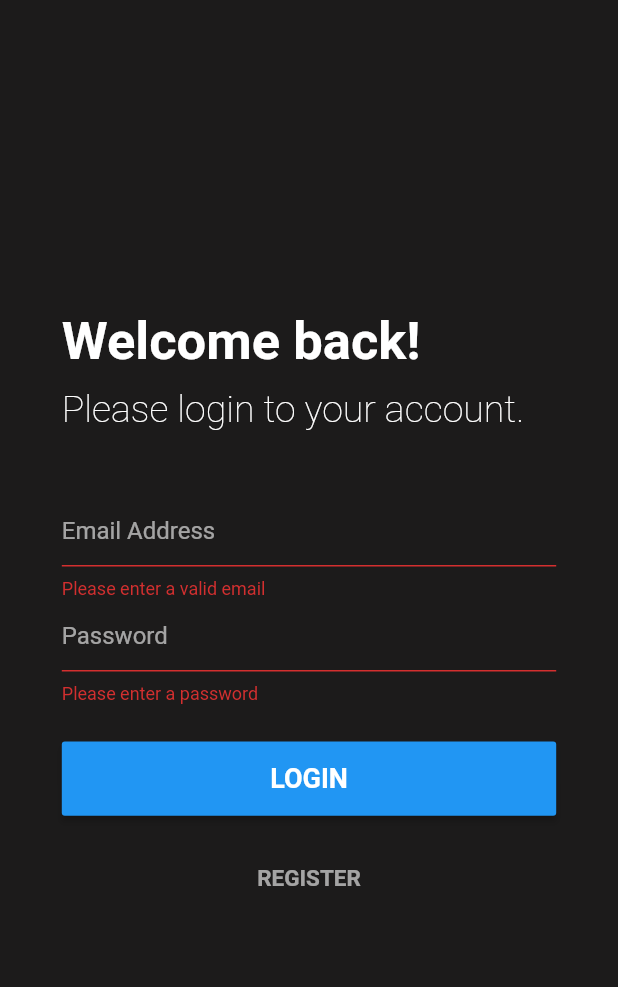
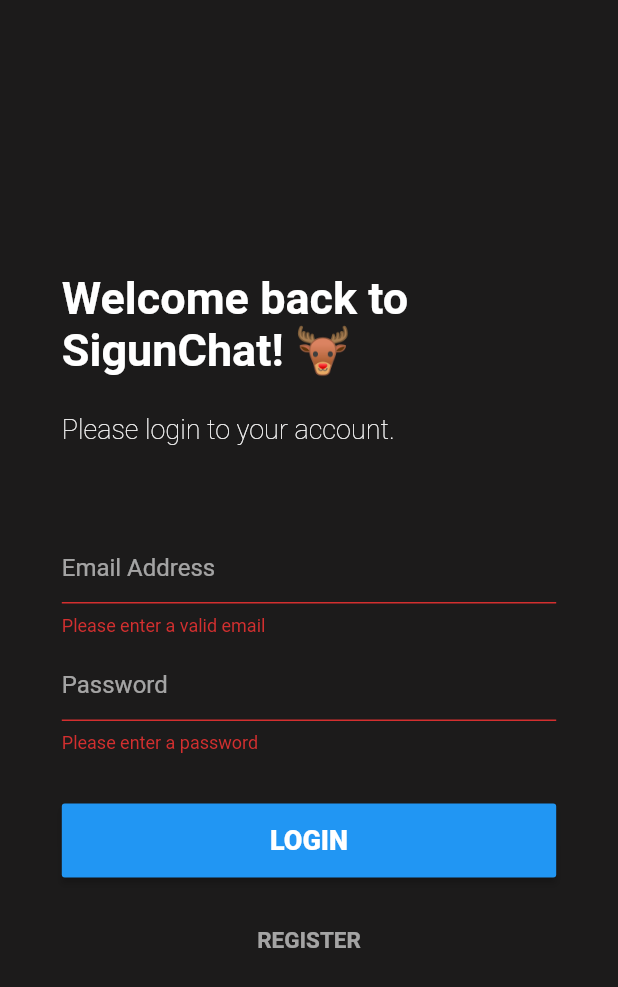
Before and after one commit to alpkarademir/sigunchatapp, a Flutter app: the screen it shows after launch, after a tap on "LOGIN", on a phone screen of 412 x 824 dp. Shown: the top 987 px of the screen. Run offline on Flutter 3.47's test engine with Material 2 defaults, Android fonts, the phone set to English and light mode, and no system bars; our stand-ins replace cloud_firestore, firebase_analytics, firebase_auth, firebase_storage, flutter_spinkit, image_picker and 1 more; accounts and stored records are empty.

```diff
--- a/lib/main.dart
+++ b/lib/main.dart
@@ -1,9 +1,12 @@
+import 'package:firebase_auth/firebase_auth.dart';
 import 'package:flutter/material.dart';
 import 'package:firebase_analytics/firebase_analytics.dart';
+import 'package:provider/provider.dart';
 import 'package:sigunchat/pages/home_page.dart';
 
 import 'pages/login_page.dart';
 import 'pages/registration_page.dart';
+import 'pages/welcome_page.dart';
 
 import './services/navigation_service.dart';
 
@@ -15,7 +18,7 @@ class MyApp extends StatelessWidget {
   @override
   Widget build(BuildContext context) {
     return MaterialApp(
-      title: 'Sigun Chat',
+      title: 'SigunChat',
       navigatorKey: NavigationService.instance.navigatorKey,
       theme: ThemeData(
         brightness: Brightness.dark,
@@ -23,11 +26,12 @@ class MyApp extends StatelessWidget {
         accentColor: Color.fromRGBO(42, 117, 188, 1),
         backgroundColor: Color.fromRGBO(28, 27, 27, 1),
       ),
-      initialRoute: "login",
+      initialRoute: "welcome",
       routes: {
         "login": (BuildContext _context) => LoginPage(),
         "register": (BuildContext _context) => RegistrationPage(),
         "home": (BuildContext _context) => HomePage(),
+        "welcome": (BuildContext _context) => WelcomePage(),
       },
     );
   }
--- a/lib/models/conversation.dart
+++ b/lib/models/conversation.dart
@@ -11,6 +11,7 @@ class ConversationSnippet {
   final MessageType type;
   final int unseenCount;
   final Timestamp timestamp;
+  final String showLastMessage;
 
   ConversationSnippet(
       {this.conversationID,
@@ -20,7 +21,8 @@ class ConversationSnippet {
       this.timestamp,
       this.name,
       this.image,
-      this.type});
+      this.type,
+      this.showLastMessage,});
 
   factory ConversationSnippet.fromFirestore(DocumentSnapshot _snapshot) {
     var _data = _snapshot.data;
@@ -38,7 +40,7 @@ class ConversationSnippet {
     return ConversationSnippet(
       id: _snapshot.documentID,
       conversationID: _data["conversationID"],
-      lastMessage: _data["lastMessage"] != null ? _data["lastMessage"] : "",
+      lastMessage: _data["lastMessage"].length >= 15 ? _data["lastMessage"].substring(0,15)+"..." : _data["lastMessage"],
       unseenCount: _data["unseenCount"],
       timestamp: _data["timestamp"] != null ? _data["timestamp"] : null,
       name: _data["name"],
--- a/lib/pages/login_page.dart
+++ b/lib/pages/login_page.dart
@@ -51,7 +51,7 @@ class _LoginPageState extends State<LoginPage> {
         SnackBarService.instance.buildContext = _context;
         _auth = Provider.of<AuthProvider>(_context);
         return Container(
-          height: _deviceHeight * 0.60,
+          height: _deviceHeight * 0.70,
           padding: EdgeInsets.symmetric(horizontal: _deviceWidth * 0.10),
           alignment: Alignment.center,
           child: Column(
@@ -72,19 +72,19 @@ class _LoginPageState extends State<LoginPage> {
 
   Widget _headingWidget() {
     return Container(
-      height: _deviceHeight * 0.12,
+      height: _deviceHeight * 0.20,
       child: Column(
         mainAxisAlignment: MainAxisAlignment.spaceEvenly,
         mainAxisSize: MainAxisSize.max,
         crossAxisAlignment: CrossAxisAlignment.start,
         children: <Widget>[
           Text(
-            "Welcome back!",
-            style: TextStyle(fontSize: 35, fontWeight: FontWeight.w700),
+            "Welcome back to SigunChat! 🦌",
+            style: TextStyle(fontSize: 30, fontWeight: FontWeight.w700),
           ),
           Text(
             "Please login to your account.",
-            style: TextStyle(fontSize: 25, fontWeight: FontWeight.w200),
+            style: TextStyle(fontSize: 18, fontWeight: FontWeight.w200),
           ),
         ],
       ),
@@ -93,7 +93,7 @@ class _LoginPageState extends State<LoginPage> {
 
   Widget _inputForm() {
     return Container(
-      height: _deviceHeight * 0.16,
+      height: _deviceHeight * 0.18,
       child: Form(
         key: _formKey,
         onChanged: () {
@@ -177,7 +177,7 @@ class _LoginPageState extends State<LoginPage> {
               color: Colors.blue,
               child: Text(
                 "LOGIN",
-                style: TextStyle(fontSize: 18, fontWeight: FontWeight.w700),
+                style: TextStyle(fontSize: 18, fontWeight: FontWeight.w900),
               ),
             ),
           );
--- /dev/null
+++ b/lib/pages/welcome_page.dart
@@ -0,0 +1,47 @@
+import 'package:flutter/material.dart';
+import 'package:provider/provider.dart';
+import 'package:sigunchat/providers/auth_provider.dart';
+import 'package:sigunchat/services/snackbar_service.dart';
+
+class WelcomePage extends StatefulWidget {
+  @override
+  State<StatefulWidget> createState() {
+    return _WelcomePageState();
+  }
+}
+
+class _WelcomePageState extends State<WelcomePage> {
+
+  AuthProvider _auth;
+
+  @override
+  Widget build(BuildContext context) {
+    return Scaffold(
+      body: Align(
+        alignment: Alignment.center,
+        child: ChangeNotifierProvider<AuthProvider>.value(
+          value: AuthProvider.instance,
+          child: _welcomePageBG(),
+        ),
+      ),
+    );
+  }
+
+  Widget _welcomePageBG() {
+    return Builder(
+      builder: (BuildContext _context) {
+        SnackBarService.instance.buildContext = _context;
+        _auth = Provider.of<AuthProvider>(_context);
+        return Container(
+          decoration: BoxDecoration(
+          image: DecorationImage(
+          image: AssetImage('assets/deerbackg.png'),
+          fit: BoxFit.fill
+        ) ,
+      ),
+        );
+      },
+    );
+  }
+
+}
--- a/lib/providers/auth_provider.dart
+++ b/lib/providers/auth_provider.dart
@@ -40,6 +40,9 @@ class AuthProvider extends ChangeNotifier {
       notifyListeners();
       await _autoLogin();
     }
+    else{
+      return NavigationService.instance.navigateToReplacement("login");
+    }
   }
 
   void loginUserWithEmailAndPassword(String _email, String _password) async {
@@ -50,13 +53,13 @@ class AuthProvider extends ChangeNotifier {
           email: _email, password: _password);
       user = _result.user;
       status = AuthStatus.Authenticated;
-      SnackBarService.instance.showSnackBarSuccess("Welcome, ${user.email}");
+      SnackBarService.instance.showSnackBarSuccess("Welcome back, ${user.email} to SigunChat");
       await DBService.instance.updateUserLastSeenTime(user.uid);
       NavigationService.instance.navigateToReplacement("home");
     } catch (e) {
       status = AuthStatus.Error;
       user = null;
-      SnackBarService.instance.showSnackBarError("Error Authenticating");
+      SnackBarService.instance.showSnackBarError("Error occured while authenticating!");
     }
     notifyListeners();
   }
@@ -71,14 +74,14 @@ class AuthProvider extends ChangeNotifier {
       user = _result.user;
       status = AuthStatus.Authenticated;
       await onSuccess(user.uid);
-      SnackBarService.instance.showSnackBarSuccess("Welcome, ${user.email}");
+      SnackBarService.instance.showSnackBarSuccess("Welcome, ${user.email} to SigunChat");
       await DBService.instance.updateUserLastSeenTime(user.uid);
       NavigationService.instance.goBack();
       NavigationService.instance.navigateToReplacement("home");
     } catch (e) {
       status = AuthStatus.Error;
       user = null;
-      SnackBarService.instance.showSnackBarError("Error Registering User");
+      SnackBarService.instance.showSnackBarError("Error occured while registering user");
     }
     notifyListeners();
   }
--- a/lib/services/media_service.dart
+++ b/lib/services/media_service.dart
@@ -6,6 +6,7 @@ class MediaService {
   static MediaService instance = MediaService();
 
   Future<File> getImageFromLibrary() {
+    //return ImagePicker.pickImage(source: ImageSource.gallery);
     return ImagePicker.pickImage(source: ImageSource.gallery);
   }
 }
--- a/lib/services/snackbar_service.dart
+++ b/lib/services/snackbar_service.dart
@@ -15,7 +15,7 @@ class SnackBarService {
   void showSnackBarError(String _message) {
     Scaffold.of(_buildContext).showSnackBar(
       SnackBar(
-        duration: Duration(seconds: 2),
+        duration: Duration(seconds: 1),
         content: Text(
           _message,
           style: TextStyle(color: Colors.white, fontSize: 15),
@@ -28,7 +28,7 @@ class SnackBarService {
   void showSnackBarSuccess(String _message) {
     Scaffold.of(_buildContext).showSnackBar(
       SnackBar(
-        duration: Duration(seconds: 2),
+        duration: Duration(seconds: 1),
         content: Text(
           _message,
           style: TextStyle(color: Colors.white, fontSize: 15),
--- a/pubspec.yaml
+++ b/pubspec.yaml
@@ -50,6 +50,7 @@ dev_dependencies:
 # The following section is specific to Flutter.
 flutter:
 
+
   # The following line ensures that the Material Icons font is
   # included with your application, so that you can use the icons in
   # the material Icons class.
@@ -59,6 +60,10 @@ flutter:
   # assets:
   #   - images/a_dot_burr.jpeg
   #   - images/a_dot_ham.jpeg
+  assets:
+    - deer.png
+    - profile_deer.png
+    - deerbackg.png
 
   # An image asset can refer to one or more resolution-specific "variants", see
   # https://flutter.dev/assets-and-images/#resolution-aware.
```
Also changed, not shown: lib/pages/conversation_page.dart (+68 -19 lines), lib/pages/home_page.dart (+32 -7 lines), lib/pages/profile_page.dart (+22 -9 lines), lib/pages/registration_page.dart (+40 -14 lines), lib/pages/search_page.dart (+11 -4 lines), assets/deer.png (added), assets/deerbackg.png (added), assets/profile_deer.png (added), flutter_01.png (added), 1 other file.
